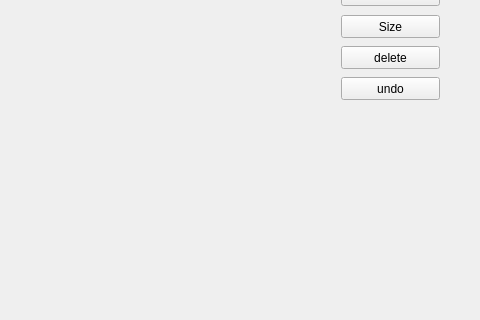
Qt form Annotation.ui (kok-s0s/annotation) before a commit; both pictures show x 620 to 1100 and y 190 to 510 of the 1100 by 640 pixel window.
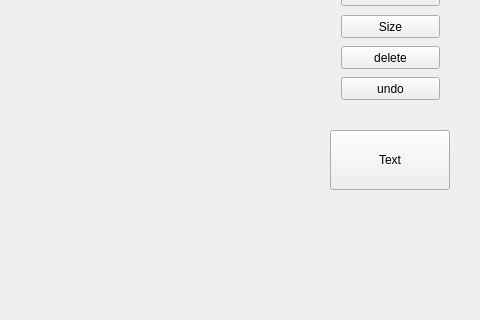
The same form after that commit.

```diff
--- a/Annotation.ui
+++ b/Annotation.ui
@@ -202,6 +202,19 @@
      </item>
     </layout>
    </widget>
+   <widget class="QPushButton" name="btnText">
+    <property name="geometry">
+     <rect>
+      <x>950</x>
+      <y>320</y>
+      <width>120</width>
+      <height>60</height>
+     </rect>
+    </property>
+    <property name="text">
+     <string>Text</string>
+    </property>
+   </widget>
   </widget>
  </widget>
  <layoutdefault spacing="6" margin="11"/>
```
